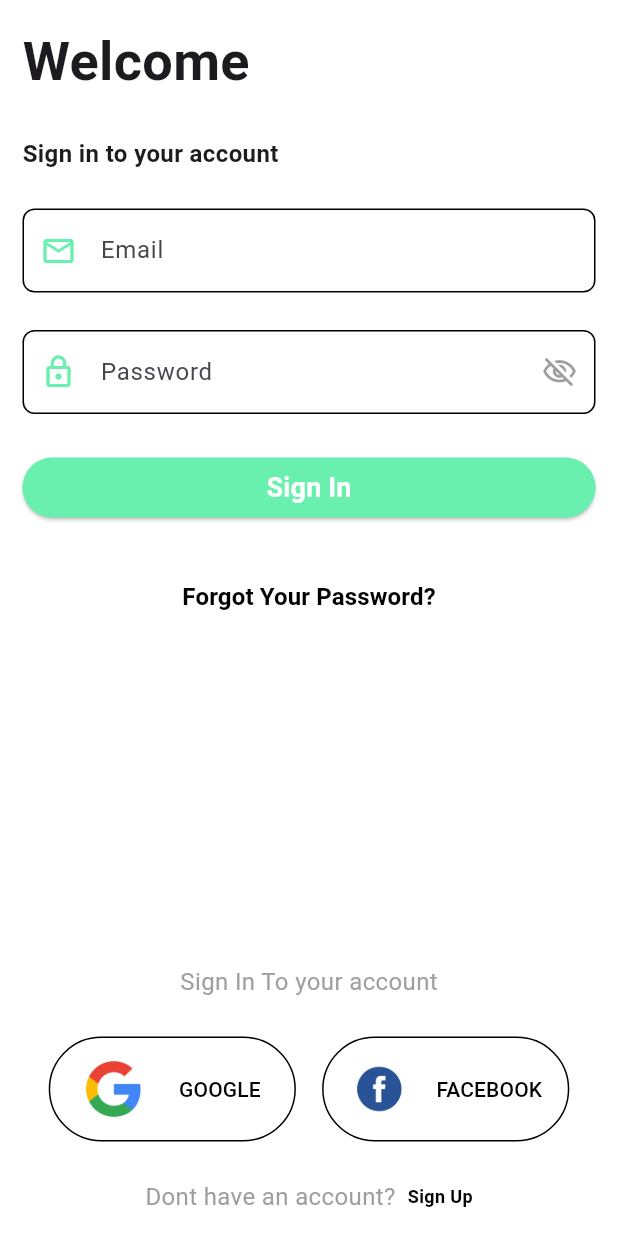
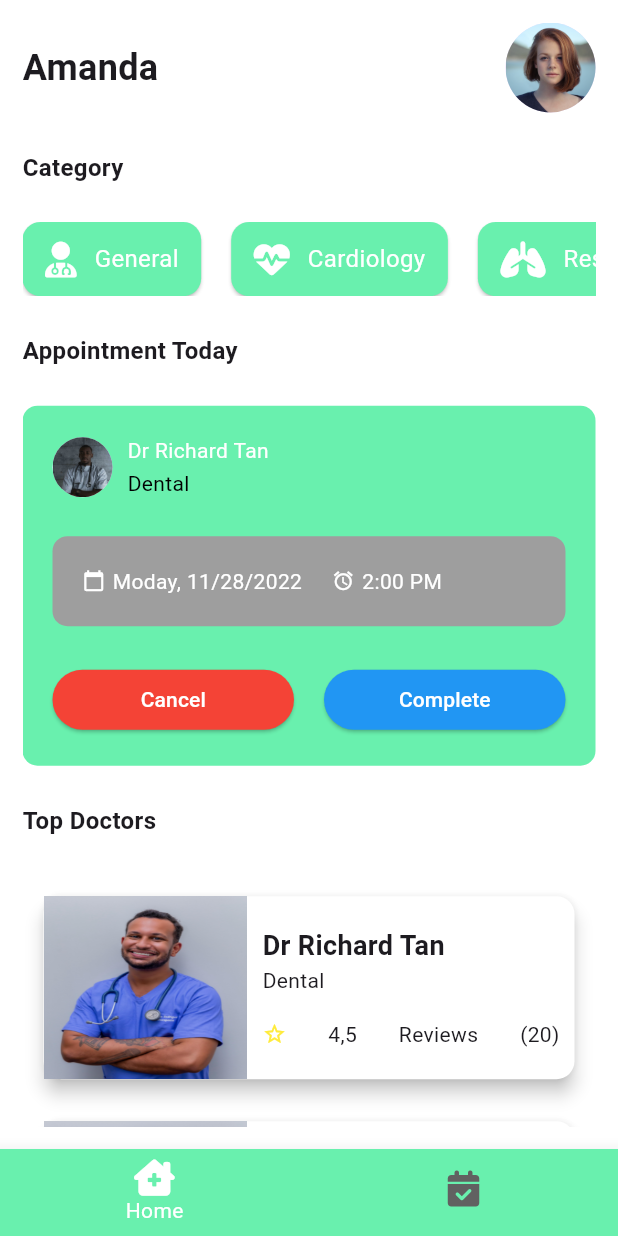
Before and after one commit to davidaryasetia/book_doctor_appointment_app, a Flutter app: the screen it shows after launch, after a tap on "Sign In", on a phone screen of 412 x 824 dp. Run offline on Flutter 3.47's test engine with Material 3 defaults, Android fonts, the light colour scheme and no system bars; our stand-ins replace font_awesome_flutter.

Commit message:
update appointment page

```diff
--- /dev/null
+++ b/lib/components/appointment_card.dart
@@ -0,0 +1,151 @@
+import 'package:book_doctor_appointment_app/utils/config.dart';
+import 'package:flutter/material.dart';
+
+class AppointmentCard extends StatefulWidget {
+  const AppointmentCard({super.key});
+
+  @override
+  State<AppointmentCard> createState() => _AppointmentCardState();
+}
+
+class _AppointmentCardState extends State<AppointmentCard> {
+  @override
+  Widget build(BuildContext context) {
+    return Container(
+      width: double.infinity,
+      decoration: BoxDecoration(
+        color: Config.primaryColor,
+        borderRadius: BorderRadius.circular(10),
+      ),
+      child: Material(
+        color: Colors.transparent,
+        child: Padding(
+          padding: EdgeInsets.all(20),
+          child: Column(
+            children: <Widget>[
+              // insert Row her
+              Row(
+                children: [
+                  CircleAvatar(
+                    backgroundImage: AssetImage('assets/doctor_1.jpg'),
+                  ),
+                  SizedBox(
+                    width: 10,
+                  ),
+                  Column(
+                    mainAxisAlignment: MainAxisAlignment.center,
+                    crossAxisAlignment: CrossAxisAlignment.start,
+                    children: <Widget>[
+                      Text(
+                        'Dr Richard Tan',
+                        style: TextStyle(
+                          color: Colors.white,
+                        ),
+                      ),
+                      SizedBox(
+                        height: 2,
+                      ),
+                      Text(
+                        'Dental',
+                        style: TextStyle(color: Colors.black),
+                      ),
+                    ],
+                  ),
+                ],
+              ),
+              Config.spaceSmall,
+              const ScheduleCard(),
+              Config.spaceSmall,
+              Row(
+                mainAxisAlignment: MainAxisAlignment.spaceBetween,
+                children: [
+                  Expanded(
+                    child: ElevatedButton(
+                      style: ElevatedButton.styleFrom(
+                        backgroundColor: Colors.red,
+                      ),
+                      child: const Text(
+                        'Cancel',
+                        style: TextStyle(color: Colors.white),
+                      ),
+                      onPressed: () {},
+                    ),
+                  ),
+                  const SizedBox(
+                    width: 20,
+                  ),
+                  Expanded(
+                    child: ElevatedButton(
+                      style: ElevatedButton.styleFrom(
+                        backgroundColor: Colors.blue,
+                      ),
+                      child: const Text(
+                        'Complete',
+                        style: TextStyle(color: Colors.white),
+                      ),
+                      onPressed: () {},
+                    ),
+                  ),
+                ],
+              ),
+
+              // Schedule Info here
+            ],
+          ),
+        ),
+      ),
+    );
+  }
+}
+
+// Schedule Widget
+class ScheduleCard extends StatelessWidget {
+  const ScheduleCard({super.key});
+
+  @override
+  Widget build(BuildContext context) {
+    return Container(
+      decoration: BoxDecoration(
+        color: Colors.grey,
+        borderRadius: BorderRadius.circular(10),
+      ),
+      width: double.infinity,
+      padding: const EdgeInsets.all(20),
+      child: const Row(
+        crossAxisAlignment: CrossAxisAlignment.center,
+        children: const <Widget>[
+          Icon(
+            Icons.calendar_today,
+            color: Colors.white,
+            size: 15,
+          ),
+          SizedBox(
+            width: 5,
+          ),
+          Text(
+            'Moday, 11/28/2022',
+            style: TextStyle(color: Colors.white),
+          ),
+          SizedBox(
+            width: 20,
+          ),
+          Icon(
+            Icons.access_alarm,
+            color: Colors.white,
+            size: 15,
+          ),
+          SizedBox(
+            width: 5,
+          ),
+          Flexible(
+              child: Text(
+            '2:00 PM',
+            style: TextStyle(
+              color: Colors.white,
+            ),
+          ))
+        ],
+      ),
+    );
+  }
+}
--- /dev/null
+++ b/lib/components/doctor_card.dart
@@ -0,0 +1,86 @@
+import 'package:book_doctor_appointment_app/utils/config.dart';
+import 'package:flutter/material.dart';
+import 'package:flutter/widgets.dart';
+
+class DoctorCard extends StatefulWidget {
+  const DoctorCard({super.key});
+
+  @override
+  State<DoctorCard> createState() => _DoctorCardState();
+}
+
+class _DoctorCardState extends State<DoctorCard> {
+  @override
+  Widget build(BuildContext context) {
+    Config().init(context);
+    return Container(
+      padding: const EdgeInsets.symmetric(horizontal: 10, vertical: 10),
+      height: 150,
+      child: GestureDetector(
+        child: Card(
+          elevation: 5,
+          color: Colors.white,
+          child: Row(
+            children: [
+              SizedBox(
+                width: Config.widthSize * 0.33,
+                child: Image.asset(
+                  'assets/doctor_2.jpg',
+                  fit: BoxFit.fill,
+                ),
+              ),
+              Flexible(
+                  child: Padding(
+                padding:
+                    const EdgeInsets.symmetric(horizontal: 10, vertical: 20),
+                child: Column(
+                  crossAxisAlignment: CrossAxisAlignment.start,
+                  children: const <Widget>[
+                    Text(
+                      'Dr Richard Tan',
+                      style: TextStyle(
+                        fontSize: 18,
+                        fontWeight: FontWeight.bold,
+                      ),
+                    ),
+                    Text(
+                      'Dental',
+                      style: TextStyle(
+                        fontSize: 14,
+                        fontWeight: FontWeight.normal,
+                      ),
+                    ),
+                    Spacer(),
+                    Row(
+                      mainAxisAlignment: MainAxisAlignment.start,
+                      children: const <Widget>[
+                        Icon(
+                          Icons.star_border,
+                          color: Colors.yellow,
+                          size: 16,
+                        ),
+                        Spacer(
+                          flex: 1,
+                        ),
+                        Text('4,5'),
+                        Spacer(
+                          flex: 1,
+                        ),
+                        Text('Reviews'),
+                        Spacer(
+                          flex: 1,
+                        ),
+                        Text('(20)')
+                      ],
+                    )
+                  ],
+                ),
+              ))
+            ],
+          ),
+        ),
+        onTap: () {}, // redirect to Doctor Detail
+      ),
+    );
+  }
+}
--- a/lib/components/login_form.dart
+++ b/lib/components/login_form.dart
@@ -66,7 +66,10 @@
         Button(
           width: double.infinity,
           title: 'Sign In',
-          onPressed: () {},
+          onPressed: () {
+            // Sign In Route
+            Navigator.of(context).pushNamed('main');
+          },
           disable: false,
         ),
       ],
--- /dev/null
+++ b/lib/screens/home_page.dart
@@ -0,0 +1,148 @@
+import 'package:book_doctor_appointment_app/components/appointment_card.dart';
+import 'package:book_doctor_appointment_app/components/doctor_card.dart';
+import 'package:book_doctor_appointment_app/utils/config.dart';
+import 'package:flutter/material.dart';
+import 'package:font_awesome_flutter/font_awesome_flutter.dart';
+
+class HomePage extends StatefulWidget {
+  const HomePage({super.key});
+
+  @override
+  State<HomePage> createState() => _HomePageState();
+}
+
+class _HomePageState extends State<HomePage> {
+  List<Map<String, dynamic>> medCat = [
+    {
+      "icon": FontAwesomeIcons.userDoctor,
+      "category": "General",
+    },
+    {
+      "icon": FontAwesomeIcons.heartPulse,
+      "category": "Cardiology",
+    },
+    {
+      "icon": FontAwesomeIcons.lungs,
+      "category": "Respiration",
+    },
+    {
+      "icon": FontAwesomeIcons.hand,
+      "category": "Dermatology",
+    },
+    {
+      "icon": FontAwesomeIcons.personPregnant,
+      "category": "Gymnecology",
+    },
+    {
+      "icon": FontAwesomeIcons.userDoctor,
+      "category": "Dental",
+    },
+  ];
+  @override
+  Widget build(BuildContext context) {
+    Config().init(context);
+    return Scaffold(
+      body: Padding(
+        padding: const EdgeInsets.symmetric(
+          horizontal: 15,
+          vertical: 15,
+        ),
+        child: SafeArea(
+            child: SingleChildScrollView(
+          child: Column(
+            mainAxisAlignment: MainAxisAlignment.start,
+            crossAxisAlignment: CrossAxisAlignment.start,
+            children: <Widget>[
+              Row(
+                mainAxisAlignment: MainAxisAlignment.spaceBetween,
+                children: <Widget>[
+                  Text(
+                    'Amanda',
+                    style: TextStyle(
+                      fontSize: 24,
+                      fontWeight: FontWeight.bold,
+                    ),
+                  ),
+                  SizedBox(
+                    child: CircleAvatar(
+                      radius: 30,
+                      backgroundImage: AssetImage('assets/profile1.jpg'),
+                    ),
+                  )
+                ],
+              ),
+              Config.spaceSmall,
+              const Text(
+                'Category',
+                style: TextStyle(
+                  fontSize: 16,
+                  fontWeight: FontWeight.bold,
+                ),
+              ),
+              Config.spaceSmall,
+              SizedBox(
+                height: Config.heightSize * 0.06,
+                child: ListView(
+                  scrollDirection: Axis.horizontal,
+                  children: List<Widget>.generate(medCat.length, (index) {
+                    return Card(
+                      margin: const EdgeInsets.only(right: 20),
+                      color: Config.primaryColor,
+                      child: Padding(
+                        padding: const EdgeInsets.symmetric(
+                            horizontal: 15, vertical: 8),
+                        child: Row(
+                          mainAxisAlignment: MainAxisAlignment.spaceAround,
+                          children: <Widget>[
+                            FaIcon(
+                              medCat[index]['icon'],
+                              color: Colors.white,
+                            ),
+                            const SizedBox(
+                              width: 12,
+                            ),
+                            Text(
+                              medCat[index]['category'],
+                              style: const TextStyle(
+                                fontSize: 16,
+                                color: Colors.white,
+                              ),
+                            )
+                          ],
+                        ),
+                      ),
+                    );
+                  }),
+                ),
+              ),
+              Config.spaceSmall,
+              const Text(
+                'Appointment Today',
+                style: TextStyle(
+                  fontSize: 16,
+                  fontWeight: FontWeight.bold,
+                ),
+              ),
+              Config.spaceSmall,
+              AppointmentCard(),
+              Config.spaceSmall,
+              const Text(
+                'Top Doctors',
+                style: TextStyle(
+                  fontSize: 16,
+                  fontWeight: FontWeight.bold,
+                ),
+              ),
+              Config.spaceSmall,
+              Column(
+                children: List.generate(10, (index) {
+                  return const DoctorCard();
+                }),
+              )
+            ],
+          ),
+        )),
+      ),
+    );
+  }
+}
--- a/lib/utils/main_layout.dart
+++ b/lib/utils/main_layout.dart
@@ -1,4 +1,7 @@
+import 'package:book_doctor_appointment_app/screens/appointment.page.dart';
+import 'package:book_doctor_appointment_app/screens/home_page.dart';
 import 'package:flutter/material.dart';
+import 'package:font_awesome_flutter/font_awesome_flutter.dart';
 
 class MainLayout extends StatefulWidget {
   const MainLayout({super.key});
@@ -8,8 +11,48 @@
 }
 
 class _MainLayoutState extends State<MainLayout> {
+  // deklarasi variable
+  int currentPage = 0;
+  final PageController _page = PageController();
   @override
   Widget build(BuildContext context) {
-    return Scaffold();
+    return Scaffold(
+      body: PageView(
+        controller: _page,
+        onPageChanged: ((value) {
+          setState(() {
+            // update page index when tab pressed/switch page
+            currentPage = value;
+          });
+        }),
+        children: const <Widget>[
+          HomePage(),
+          AppointmentPage(),
+        ],
+      ),
+      bottomNavigationBar: BottomNavigationBar(
+        currentIndex: currentPage,
+        onTap: (page) {
+          setState(() {
+            currentPage = page;
+            _page.animateToPage(
+              page,
+              duration: const Duration(milliseconds: 500),
+              curve: Curves.easeInOut,
+            );
+          });
+        },
+        items: const <BottomNavigationBarItem>[
+          BottomNavigationBarItem(
+            icon: FaIcon(FontAwesomeIcons.houseChimneyMedical),
+            label: 'Home',
+          ),
+          BottomNavigationBarItem(
+            icon: FaIcon(FontAwesomeIcons.solidCalendarCheck),
+            label: 'Appointments',
+          ),
+        ],
+      ),
+    );
   }
 }
```
Also changed, not shown: lib/screens/appointment.page.dart (added, +293 -0 lines).
